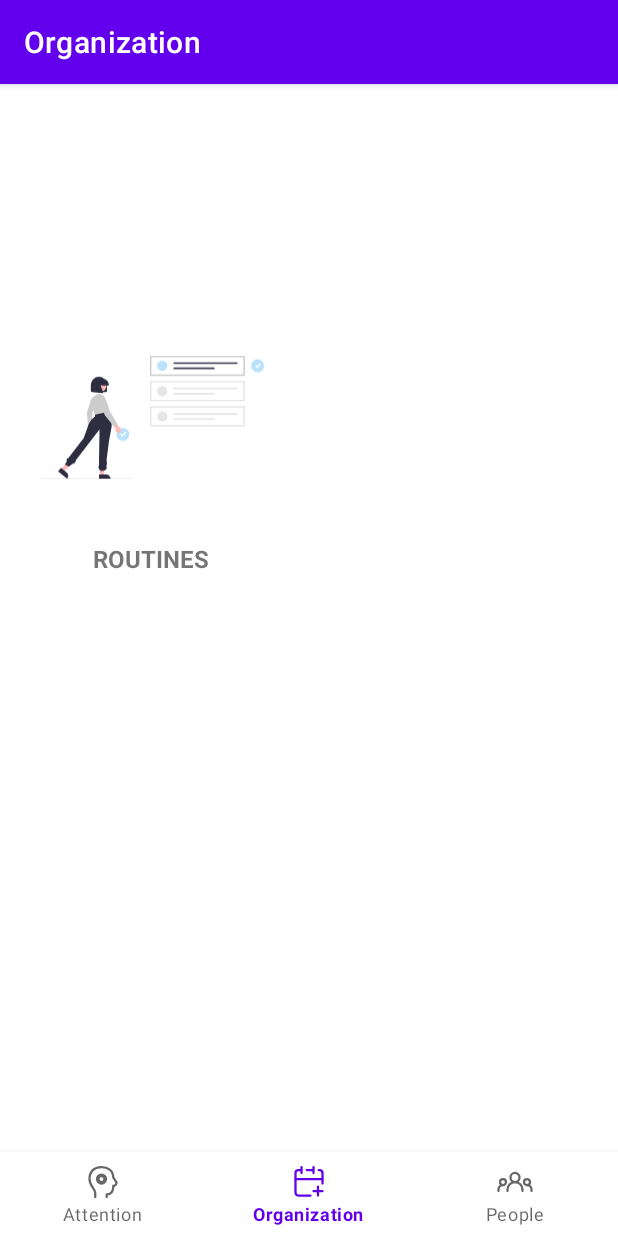
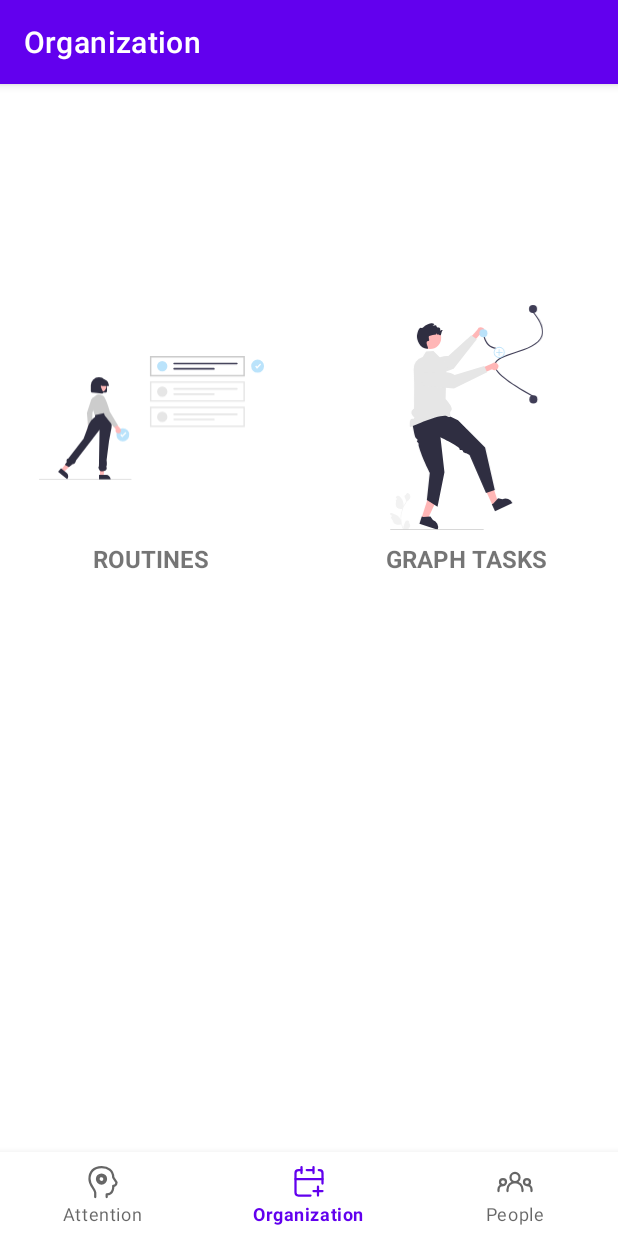
Before and after one commit to imasharc/RAMDHDv2, an Android app: the DashboardFragment screen opened through its navigation route, on a phone screen of 412 x 824 dp. Run offline under Robolectric (Android 15) with nearby library versions, the phone set to English and light mode, and no system bars; our stand-ins replace navigation-ui.

Commit message:
feat/style(graph task menu/navigation): add panel for graph tasks menu + update navigation
doing the same steps as before when adding new panel+navigation to the new screen

currently added placeholder fragments

graph task is the way to break down complex activities into atomic actions to ease the execution of the complex activity while including the gratification/procrastination step

```diff
--- a/app/src/main/java/com/sharc/ramdhd/ui/dashboard/DashboardFragment.kt
+++ b/app/src/main/java/com/sharc/ramdhd/ui/dashboard/DashboardFragment.kt
@@ -31,6 +31,11 @@ class DashboardFragment : Fragment() {
         binding.routineMenuPanel.setOnClickListener {
             findNavController().navigate(R.id.action_navigation_dashboard_to_navigation_routine_menu)
         }
+
+        // Set click listener for the graph task menu panel
+        binding.graphTaskMenuPanel.setOnClickListener {
+            findNavController().navigate(R.id.action_navigation_dashboard_to_navigation_graph_task_menu)
+        }
         return root
     }
 
--- /dev/null
+++ b/app/src/main/java/com/sharc/ramdhd/ui/dashboard/graphTasks/GraphTaskMenuFragment.kt
@@ -0,0 +1,31 @@
+package com.sharc.ramdhd.ui.dashboard.graphTasks
+
+import androidx.fragment.app.viewModels
+import android.os.Bundle
+import androidx.fragment.app.Fragment
+import android.view.LayoutInflater
+import android.view.View
+import android.view.ViewGroup
+import com.sharc.ramdhd.R
+
+class GraphTaskMenuFragment : Fragment() {
+
+    companion object {
+        fun newInstance() = GraphTaskMenuFragment()
+    }
+
+    private val viewModel: GraphTaskMenuViewModel by viewModels()
+
+    override fun onCreate(savedInstanceState: Bundle?) {
+        super.onCreate(savedInstanceState)
+
+        // TODO: Use the ViewModel
+    }
+
+    override fun onCreateView(
+        inflater: LayoutInflater, container: ViewGroup?,
+        savedInstanceState: Bundle?
+    ): View {
+        return inflater.inflate(R.layout.fragment_graph_task_menu, container, false)
+    }
+}
--- /dev/null
+++ b/app/src/main/java/com/sharc/ramdhd/ui/dashboard/graphTasks/GraphTaskMenuViewModel.kt
@@ -0,0 +1,7 @@
+package com.sharc.ramdhd.ui.dashboard.graphTasks
+
+import androidx.lifecycle.ViewModel
+
+class GraphTaskMenuViewModel : ViewModel() {
+    // TODO: Implement the ViewModel
+}
--- /dev/null
+++ b/app/src/main/res/drawable/undraw_pull_request_re_aqi5.xml
@@ -0,0 +1,47 @@
+<vector xmlns:android="http://schemas.android.com/apk/res/android" android:height="612.4578dp" android:viewportHeight="612.59" android:viewportWidth="417.09" android:width="417dp">
+
+    <path android:fillColor="#3f3d56" android:pathData="M288.32,119.45l0.42,-2.97c-14.99,-2.11 -25.22,-11.91 -30.4,-29.15a94.71,94.71 0,0 1,-3.55 -21.34l-2.99,0.18a97.67,97.67 0,0 0,3.67 22.02C261.01,106.65 272.06,117.16 288.32,119.45Z"/>
+
+    <path android:fillColor="#ffb6b6" android:pathData="M279.35,544.91l15.41,-7.1l-20.07,-62.81l-22.74,10.49l27.4,59.43z"/>
+
+    <path android:fillColor="#2f2e41" android:pathData="M286.22,561.23l47.38,-21.85 -0.28,-0.6a20.31,20.31 0,0 0,-26.94 -9.94l-0,0 -11.68,-2.58 -13.12,14.01 -4.14,1.91Z"/>
+
+    <path android:fillColor="#ffb6b6" android:pathData="M86.3,579.04l16.15,5.19l27.7,-59.84l-23.84,-7.65l-20.01,62.31z"/>
+
+    <path android:fillColor="#2f2e41" android:pathData="M80.32,595.71 L129.99,611.67l0.2,-0.63a20.31,20.31 0,0 0,-13.13 -25.54l-0,-0 -6.86,-9.8L91.07,577.14l-4.34,-1.39Z"/>
+
+    <path android:fillColor="#f2f2f2" android:pathData="M54.26,595.26a2.27,2.27 0,0 1,-1.64 -3.93l0.16,-0.62q-0.03,-0.07 -0.06,-0.15a6.09,6.09 0,0 0,-11.24 0.04c-1.84,4.43 -4.18,8.86 -4.76,13.55a18.03,18.03 0,0 0,0.32 6.2,72.28 72.28,0 0,1 -6.58,-30.02 69.77,69.77 0,0 1,0.43 -7.78q0.36,-3.18 0.99,-6.31A73.12,73.12 0,0 1,46.38 535.24a19.46,19.46 0,0 0,8.09 -8.4,14.84 14.84,0 0,0 1.35,-4.06c-0.39,0.05 -1.49,-5.95 -1.19,-6.32 -0.55,-0.83 -1.53,-1.25 -2.13,-2.06 -2.98,-4.04 -7.09,-3.34 -9.24,2.16 -4.58,2.31 -4.63,6.15 -1.82,9.84 1.79,2.35 2.03,5.52 3.6,8.03 -0.16,0.21 -0.33,0.41 -0.49,0.61a73.59,73.59 0,0 0,-7.68 12.17,30.59 30.59,0 0,0 -1.83,-14.21c-1.75,-4.22 -5.02,-7.77 -7.91,-11.41a6.28,6.28 0,0 0,-11.18 3.08q-0.01,0.08 -0.02,0.16 0.64,0.36 1.26,0.77a3.08,3.08 0,0 1,-1.24 5.6l-0.06,0.01a30.63,30.63 0,0 0,0.81 4.58c-3.7,14.32 4.29,19.53 15.7,19.76 0.25,0.13 0.5,0.26 0.75,0.38a75.11,75.11 0,0 0,-4.04 19.03,71.24 71.24,0 0,0 0.05,11.5l-0.02,-0.14a18.83,18.83 0,0 0,-6.43 -10.87c-4.95,-4.06 -11.93,-5.56 -17.27,-8.82a3.53,3.53 0,0 0,-5.41 3.44l0.02,0.14a20.68,20.68 0,0 1,2.32 1.12q0.64,0.36 1.26,0.77a3.08,3.08 0,0 1,-1.24 5.6l-0.06,0.01c-0.05,0.01 -0.08,0.01 -0.13,0.02a30.65,30.65 0,0 0,5.64 8.83c2.31,12.5 12.26,13.68 22.89,10.04h0.01a75.09,75.09 0,0 0,5.04 14.73h18.02c0.06,-0.2 0.12,-0.41 0.18,-0.61a20.47,20.47 0,0 1,-4.99 -0.3c1.34,-1.64 2.67,-3.29 4.01,-4.93a1.12,1.12 0,0 0,0.08 -0.1c0.68,-0.84 1.36,-1.67 2.04,-2.51l0,-0a29.99,29.99 0,0 0,-0.88 -7.64Z"/>
+
+    <path android:fillColor="#ccc" android:pathData="M255.81,611.4a1.19,1.19 0,0 1,-1.19 1.19h-253.29a1.19,1.19 0,1 1,0 -2.38h253.29A1.19,1.19 0,0 1,255.81 611.4Z"/>
+
+    <path android:fillColor="#3f3d56" android:pathData="M388.85,249.58l1.45,-2.63c-71.94,-39.66 -104.67,-66.39 -103.02,-84.12 1.34,-14.41 26.35,-22.65 52.83,-31.36 31.88,-10.49 68.01,-22.39 75.54,-48.47 5.02,-17.4 -3.13,-38.67 -24.92,-65.04l-2.31,1.91c21.11,25.54 29.08,45.92 24.35,62.29 -7.09,24.56 -42.42,36.19 -73.59,46.45 -28.63,9.42 -53.36,17.56 -54.88,33.94C282.5,181.88 314.74,208.72 388.85,249.58Z"/>
+
+    <path android:fillColor="#2f2e41" android:pathData="M261.58,512l24,-8 -26.38,-116.12 -73.76,-73.92L144.45,293.9h-65.24s-22.11,23.51 -16.81,37.05c1.61,4.11 4.23,30.73 10.2,33.39s-1.65,7.9 2.66,9.28 1.96,6.89 2.96,10.41c9.59,33.87 30.35,72.97 30.35,72.97l-8,74 29,18 18.86,-93.94 -10.88,-94.8s53.54,26.13 52.28,31.93 9.84,1.54 9.29,5.67 8.97,5.48 8.97,5.48l8.58,5.24Z"/>
+
+    <path android:fillColor="#ffb6b6" android:pathData="M257.63,72.7a10.3,10.3 0,0 1,-13.34 8.25L210.62,119.71l-13.01,-6.68 40.32,-45.74a10.29,10.29 0,0 1,19.7 5.41Z"/>
+
+    <path android:fillColor="#e6e6e6" android:pathData="M80.75,168.7l6.79,25.83a8.94,8.94 0,0 0,11.73 6.11l74.22,-27.37 63.08,-80.27L221.47,82.34l-62.42,56.82C141.53,135.28 109.69,154.3 80.75,168.7Z"/>
+
+    <path android:fillColor="#e6e6e6" android:pathData="M98.39,126.77l20.19,-1.77 30,30 5,11c10.5,5.59 0.75,1.13 0,13l-2,77s23.44,24.87 15.19,31.59 6.37,23.37 -11.24,14.99 -100.95,30.42 -100.95,30.42 -3.06,-22.09 4.97,-23.05 11.03,0.14 2.03,-9.41 4,-18.55 4,-18.55l0.38,-69.8 -1.34,-38.08a32.26,32.26 0,0 1,22.91 -32.01l1.7,-0.51Z"/>
+
+    <path android:fillColor="#ffb6b6" android:pathData="M109.45,89.39m-30.11,0a30.11,30.11 0,1 1,60.21 0a30.11,30.11 0,1 1,-60.21 0"/>
+
+    <path android:fillColor="#2f2e41" android:pathData="M73.58,86.09c-0.17,9.17 7.67,34.3 29.27,33.23 5.01,-0.26 -9.43,-18.5 0.82,-21.04q0.33,-0.08 0.71,-0.13a3.91,3.91 0,0 0,0.79 -0.19c4.62,-1.66 -1.9,-11.04 1.82,-13.75a115.24,115.24 0,0 1,18.7 -3.74,12.6 12.6,0 0,1 1.29,-4.49 8.16,8.16 0,0 0,1.2 4.35c2.9,-0.06 5.33,0.26 6.68,1.26 6.2,4.59 3.41,-7.49 8.71,-13.07 -0.86,-0.7 -5.97,0.73 -7.55,1.45a8.4,8.4 0,0 0,1.07 -2.72,5.31 5.31,0 0,0 -2.22,-5.64c-1.95,-1.08 -4.43,-0.42 -6.52,-1.2a1.75,1.75 0,0 1,-0.98 -1.33,4.69 4.69,0 0,0 -6.46,-3.23 1.7,1.7 0,0 1,-0.79 0.22A17.91,17.91 0,0 1,115.86 55.3a32.89,32.89 0,0 0,4.49 -2.53c0.29,-0.2 0.58,-0.4 0.87,-0.61 -2.44,-2.22 -6.06,-2.87 -9.35,-2.4 -3.46,0.49 -6.66,2.03 -9.82,3.55q-2.73,1.33 -5.45,2.66c-3.85,1.86 -7.32,8.35 -11.1,6.36C79.11,58.96 73.75,76.93 73.58,86.09Z"/>
+
+    <path android:fillColor="#bae2fa" android:pathData="M254.58,77m-11,0a11,11 0,1 1,22 0a11,11 0,1 1,-22 0"/>
+
+    <path android:fillColor="#ffb6b6" android:pathData="M293.68,172.88a10.3,10.3 0,0 1,-15.59 1.71l-47.05,20.53 -8.88,-11.62 56.06,-23.98a10.29,10.29 0,0 1,15.46 13.35Z"/>
+
+    <path android:fillColor="#e6e6e6" android:pathData="M92.71,183.58l-4.96,26.24a8.94,8.94 0,0 0,7.97 10.56l78.78,7.17 90.08,-44.55 -7.69,-16.95 -80.78,24.49C162.76,179.32 125.23,182.99 92.71,183.58Z"/>
+
+    <path android:fillColor="#bae2fa" android:pathData="M298.45,121.23l-0.03,16.42a1.1,1.1 0,0 1,-2.2 0l0.03,-16.42a1.1,1.1 0,0 1,2.2 0Z"/>
+
+    <path android:fillColor="#bae2fa" android:pathData="M306.12,130.06l-16,0.04a1.1,1.1 0,0 1,0 -2.2l16,-0.04a1.1,1.1 0,0 1,0 2.2Z"/>
+
+    <path android:fillColor="#bae2fa" android:pathData="M282.58,129a15,15 0,1 1,15 15A15.02,15.02 0,0 1,282.58 129ZM284.72,129a12.86,12.86 0,1 0,12.86 -12.86A12.87,12.87 0,0 0,284.72 129Z"/>
+
+    <path android:fillColor="#3f3d56" android:pathData="M390.58,257m-11,0a11,11 0,1 1,22 0a11,11 0,1 1,-22 0"/>
+
+    <path android:fillColor="#3f3d56" android:pathData="M389.58,11m-11,0a11,11 0,1 1,22 0a11,11 0,1 1,-22 0"/>
+
+</vector>
--- a/app/src/main/res/layout/fragment_dashboard.xml
+++ b/app/src/main/res/layout/fragment_dashboard.xml
@@ -26,6 +26,7 @@
             android:id="@+id/routine_menu_image"
             android:layout_width="150dp"
             android:layout_height="150dp"
+            android:scaleType="centerInside"
             android:src="@drawable/undraw_to_do_re_jaef"/>
 
         <TextView
@@ -38,4 +39,37 @@
             android:textStyle="bold"/>
     </LinearLayout>
 
+    <!-- First Panel Container -->
+    <LinearLayout
+        android:id="@+id/graph_task_menu_panel"
+        android:layout_width="wrap_content"
+        android:layout_height="wrap_content"
+        android:orientation="vertical"
+        android:gravity="center"
+        android:clickable="true"
+        android:focusable="true"
+        app:layout_constraintBottom_toBottomOf="parent"
+        app:layout_constraintHorizontal_bias="0.9"
+        app:layout_constraintLeft_toLeftOf="parent"
+        app:layout_constraintRight_toRightOf="parent"
+        app:layout_constraintTop_toTopOf="parent"
+        app:layout_constraintVertical_bias="0.25">
+
+        <ImageView
+            android:id="@+id/graph_task_menu_image"
+            android:layout_width="150dp"
+            android:layout_height="150dp"
+            android:scaleType="fitCenter"
+            android:src="@drawable/undraw_pull_request_re_aqi5"/>
+
+        <TextView
+            android:id="@+id/graph_task_menu_title"
+            android:layout_width="wrap_content"
+            android:layout_height="wrap_content"
+            android:layout_marginTop="8dp"
+            android:text="GRAPH TASKS"
+            android:textSize="16sp"
+            android:textStyle="bold"/>
+    </LinearLayout>
+
 </androidx.constraintlayout.widget.ConstraintLayout>
--- /dev/null
+++ b/app/src/main/res/layout/fragment_graph_task_menu.xml
@@ -0,0 +1,13 @@
+<?xml version="1.0" encoding="utf-8"?>
+<FrameLayout xmlns:android="http://schemas.android.com/apk/res/android"
+    xmlns:tools="http://schemas.android.com/tools"
+    android:layout_width="match_parent"
+    android:layout_height="match_parent"
+    tools:context=".ui.dashboard.graphTasks.GraphTaskMenuFragment">
+
+    <TextView
+        android:layout_width="match_parent"
+        android:layout_height="match_parent"
+        android:text="Hello" />
+
+</FrameLayout>
--- a/app/src/main/res/navigation/mobile_navigation.xml
+++ b/app/src/main/res/navigation/mobile_navigation.xml
@@ -40,6 +40,13 @@
                 <action
                     android:id="@+id/action_navigation_dashboard_to_navigation_routine_menu"
                     app:destination="@id/navigation_routine_menu"
+                    app:enterAnim="@anim/nav_default_enter_anim"
+                    app:exitAnim="@anim/nav_default_exit_anim"
+                    app:popEnterAnim="@anim/nav_default_pop_enter_anim"
+                    app:popExitAnim="@anim/nav_default_pop_exit_anim" />
+                <action
+                    android:id="@+id/action_navigation_dashboard_to_navigation_graph_task_menu"
+                    app:destination="@id/navigation_graph_task_menu"
                     app:enterAnim="@anim/nav_default_enter_anim"
                     app:exitAnim="@anim/nav_default_exit_anim"
                     app:popEnterAnim="@anim/nav_default_pop_enter_anim"
@@ -115,6 +122,14 @@
         </fragment>
 
         <fragment
+            android:id="@+id/navigation_graph_task_menu"
+            android:name="com.sharc.ramdhd.ui.dashboard.graphTasks.GraphTaskMenuFragment"
+            android:label="Graph Tasks"
+            tools:layout="@layout/fragment_graph_task_menu">
+
+        </fragment>
+
+        <fragment
             android:id="@+id/navigation_timer"
             android:name="com.sharc.ramdhd.ui.timer.TimerFragment"
             android:label="Timer"
```
